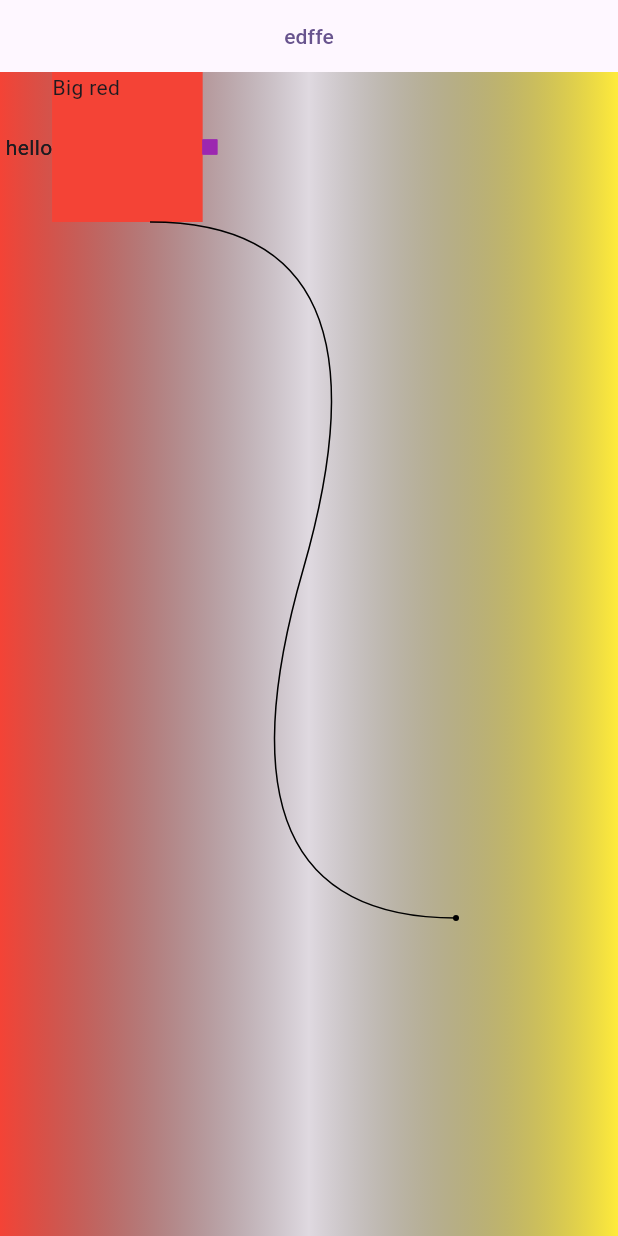
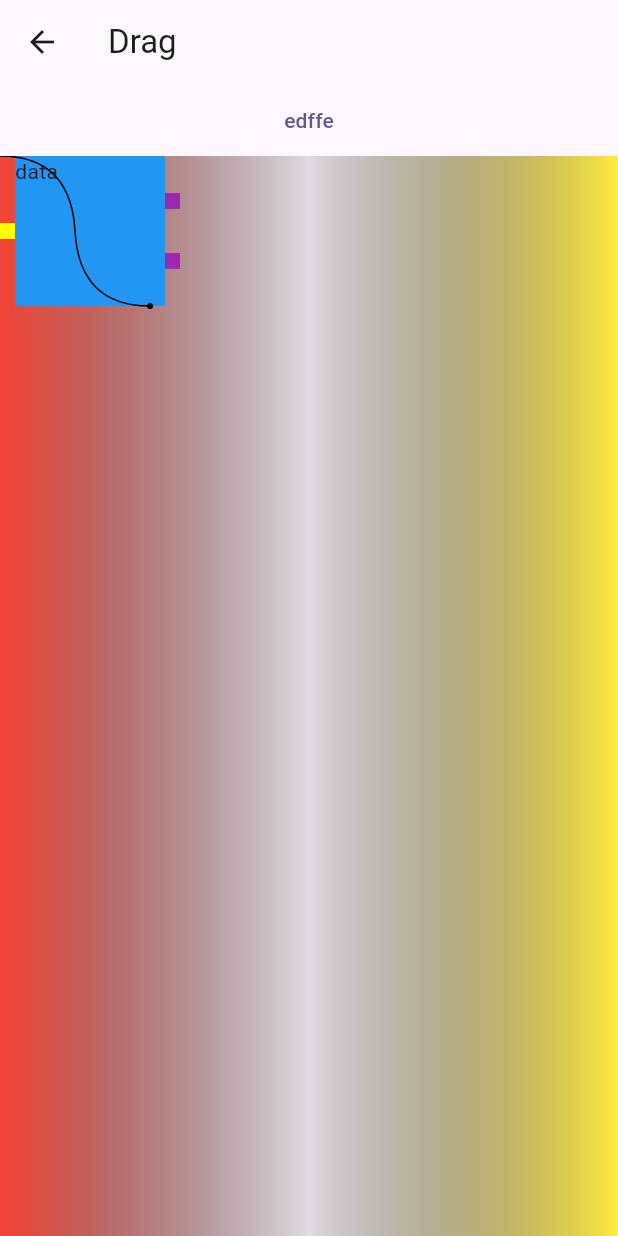
Before and after one commit to Praveen-Pandiyan/Interactive-flow, a Flutter app: the screen it shows after launch, on a phone screen of 412 x 824 dp. Run offline on Flutter 3.47's test engine with Material 3 defaults, Android fonts, the phone set to English and light mode, and no system bars; missing offline and left inert: defer_pointer.

Commit message:
lines added

```diff
--- a/example/lib/chozo_flow/chozo_flow.dart
+++ b/example/lib/chozo_flow/chozo_flow.dart
@@ -1,13 +1,10 @@
-import 'package:example/chozo_flow/connections.dart';
 import 'package:flutter/material.dart';
 import 'package:defer_pointer/defer_pointer.dart';
+import 'package:uuid/uuid.dart';
+
+import 'connections.dart';
 
 final _deferredPointerLink = DeferredPointerHandlerLink();
-
-
-
-
-
 
 class ChozoFlow extends StatefulWidget {
   const ChozoFlow({super.key});
@@ -17,28 +14,38 @@ class ChozoFlow extends StatefulWidget {
 }
 
 class _ChozoFlowState extends State<ChozoFlow> {
-  int _counter = 0;
-  Offset _offGreen = Offset(0, 0);
-  Offset _offRed = Offset(0, 0);
-  AppBar _appBar = AppBar(
-    title: Text('Drag'),
-    leading: BackButton(onPressed: () {}),
-  );
   TransformationController controllerT = TransformationController();
   Matrix4? initialControllerValue;
-  void _incrementCounter() {
-    setState(() {
-      _counter++;
+   GlobalKey key = GlobalKey();
+  // Map<String, Connection> _cooectionList = {
+  //   "ggg": Connection(id: "ggg", start: Offset(100, 100), end: Offset(456, 345))
+  // };
+  Connections _connections = Connections.instance;
+  @override
+  void initState() {
+    _connections.addListener(() {
+      setState(() {});
     });
+     WidgetsBinding.instance.addPostFrameCallback((_) {
+     RenderBox box =
+                  key.currentContext?.findRenderObject() as RenderBox;
+              Offset position =
+                  box.globalToLocal(Offset.zero);
+            _connections.setGlobalOffset(position);
+    });
+
+    super.initState();
   }
 
   @override
   Widget build(BuildContext context) {
     return Scaffold(
+      appBar: AppBar(
+        title: const Text('Drag'),
+        leading: BackButton(onPressed: () {}),
+      ),
       extendBody: true,
-        body: Column(
-          mainAxisSize: MainAxisSize.min,
-          children: [
+      body: Column(mainAxisSize: MainAxisSize.min, children: [
         TextButton(
             onPressed: () {
               print("${controllerT.value.toString()}");
@@ -48,37 +55,73 @@ class _ChozoFlowState extends State<ChozoFlow> {
         Expanded(
           flex: 1,
           child: Container(
-                decoration: BoxDecoration(
+            decoration: const BoxDecoration(
                 gradient: LinearGradient(
                     colors: [Colors.red, Colors.black12, Colors.yellow])),
             child: GestureDetector(
+
+
               behavior: HitTestBehavior.translucent,
               child: DeferredPointerHandler(
                 link: _deferredPointerLink,
                 child: InteractiveViewer(
-                      boundaryMargin: EdgeInsets.all(double.infinity),
-                      minScale: 0.1,
+                  key: key,
+                  boundaryMargin: const EdgeInsets.all(double.infinity),
+
                   transformationController: controllerT,
                   onInteractionStart: (details) {
+
                     initialControllerValue ??= controllerT.value;
                   },
-                      scaleEnabled: false,
-                      maxScale: 5.0,
+                  onInteractionUpdate: (details) {
+                    print(details.scale);
+                     _connections.setGlobalOffset(details.focalPointDelta*(details.scale));
+
+                  },
+
+                  scaleEnabled: true,
+
                   constrained: false,
                   child: Container(
                     color: Colors.transparent,
                     height: 200,
                     width: 200,
-                        child: Expanded(
                     child: Stack(
                       fit: StackFit.expand,
                       clipBehavior: Clip.none,
                       children: [
-                               DragableCom(),
-                              DragableCom(),
-                              DragableCom(),
-                              CustomPaint(painter: ArrowPainter(from: Offset(100, 100), to: Offset(304, 564)),child: Container(),),
-                              // draggable(),
+                        DragableCom(
+                            id: "23423423",
+                            child: Container(
+                                width: 100,
+                                height: 100,
+                                color: Colors.red,
+                                child: Text("data"))),
+                        DragableCom(
+                            id: "23423423",
+                            child: Container(
+                                width: 100,
+                                height: 100,
+                                color: Colors.green,
+                                child: Text("data"))),
+                        DragableCom(
+                            id: "23423423",
+                            child: Container(
+                                width: 100,
+                                height: 100,
+                                color: Colors.black12,
+                                child: Text("data"))),
+                        DragableCom(
+                            id: "scdcd",
+                            child: Container(
+                                width: 100,
+                                height: 100,
+                                color: Colors.blue,
+                                child: Text("data"))),
+                        ..._connections.list.values.map((e) => CustomPaint(
+                              painter: ArrowPainter(from: e.start, to: e.end),
+                              child: Container(),
+                            )),
                       ],
                     ),
                   ),
@@ -87,9 +130,8 @@ class _ChozoFlowState extends State<ChozoFlow> {
             ),
           ),
         ),
-            ),
-          ],
-        ));
+      ]),
+    );
   }
 }
 
@@ -133,62 +175,74 @@ class Indi extends StatelessWidget {
 }
 
 class DragableCom extends StatefulWidget {
-  const DragableCom({super.key});
+  final String id;
+  final Widget child;
+  const DragableCom({super.key, required this.child, required this.id});
 
   @override
   State<DragableCom> createState() => _DragableComState();
 }
 
 class _DragableComState extends State<DragableCom> {
-  Offset _offRed = Offset(0, 0);
+  final Connections _connections = Connections.instance;
+  Offset _localPos = const Offset(0, 0);
+  List<String> inpLinks = [], outLinks = [];
+  String _tempLinkId = const Uuid().v1();
+
   @override
   Widget build(BuildContext context) {
     return Positioned(
-      top: _offRed.dy,
-      left: _offRed.dx,
+      top: _localPos.dy,
+      left: _localPos.dx,
       child: DeferPointer(
         link: _deferredPointerLink,
         paintOnTop: false,
-        child: Row(
-          mainAxisSize: MainAxisSize.min,
-          children: [
-            DragTarget<Connection>(
+        child: Row(mainAxisSize: MainAxisSize.min, children: [
+          DragTarget<String>(
             onAcceptWithDetails: (details) {
-                print(details.data);
+              inpLinks.add(details.data);
             },
             builder: (context, candidateItems, rejectedItems) {
-                return SizedBox(
-                  child: Text(" hello"),
+              return Container(
+                height: 10,
+                width: 10,
+                color: Colors.yellowAccent,
               );
             },
           ),
-            Draggable(
+          GestureDetector(
+            onTap: () {
+                print("""inp :$inpLinks  out: $outLinks
+              ${_connections.list}
+              """);
+              },
+            onPanUpdate: (details) {
+              setState(() {
+                _localPos = _localPos + details.delta;
+              });
+
+              _connections.positionUpdate(details.delta, inpLinks, outLinks);
+            },
+            child: widget.child,
+          ),
+          Column(
+            mainAxisAlignment: MainAxisAlignment.spaceEvenly,
+            mainAxisSize: MainAxisSize.max,
+            children: [
+              Draggable<String>(
+                data: _tempLinkId,
                 rootOverlay: false,
                 onDragUpdate: (details) {
-                print("${details.localPosition.toString()}  ${details.globalPosition.toString()}");
+                  _connections.create(_tempLinkId, details.delta, details.globalPosition);
+                },
+                onDragCompleted: () {
+                  outLinks.add(_tempLinkId);
                  setState(() {
-                  _offRed = _offRed + details.delta;
+                    _tempLinkId = const Uuid().v1();
                  });
                 },
-              feedback: Container(
-                height: 100,
-                width: 100,
-                color: Colors.red,
-              ),
-              child: Container(
-                height: 100,
-                width: 100,
-                color: Colors.red,
-                child: Text("Big red"),
-              ),
-            ),
-
-            Draggable<Connection>(
-              data: Connection(id: "hellonthere from out"),
-              rootOverlay: false,
-              onDragUpdate: (details) {
-                print(details.localPosition.toString());
-
+                onDraggableCanceled: (velocity, offset) {
+                  _connections.list.remove(_tempLinkId);
                 },
                 feedback: Container(
                   height: 10,
@@ -196,19 +250,44 @@ class _DragableComState extends State<DragableCom> {
                   color: Colors.purple,
                 ),
                 child: Container(
+
                   height: 10,
                   width: 10,
                   color: Colors.purple,
                 ),
               ),
+              SizedBox(height: 30,),
+              Draggable<String>(
+                data: _tempLinkId,
+                rootOverlay: false,
+                onDragUpdate: (details) {
+                  _connections.create(_tempLinkId, details.delta, details.globalPosition);
+                },
+                onDragCompleted: () {
+                  outLinks.add(_tempLinkId);
+                 setState(() {
+                    _tempLinkId = const Uuid().v1();
+                 });
+                },
+                onDraggableCanceled: (velocity, offset) {
+                  _connections.list.remove(_tempLinkId);
+                },
+                feedback: Container(
+                  height: 10,
+                  width: 10,
+                  color: Colors.purple,
+                ),
+                child: Container(
+
+                  height: 10,
+                  width: 10,
+                  color: Colors.purple,
+                ),
+              )
             ],
           ),
+        ]),
       ),
     );
   }
 }
-
-class Connection {
-  final String id;
-  const Connection({required this.id});
-}
--- a/example/lib/chozo_flow/connections.dart
+++ b/example/lib/chozo_flow/connections.dart
@@ -1,13 +1,66 @@
-  import 'package:flutter/material.dart';
+import 'package:flutter/material.dart';
 
+class Connections extends ChangeNotifier {
+  Connections._();
+  static final instance = Connections._();
+  Offset globalOffset=Offset.zero;
+  Map<String, Link> list = {
+    "ggg": Link(id: "ggg", start: Offset(0, 0), end: Offset(100, 100))
+  };
+  void setGlobalOffset(Offset _offset){
+    if(globalOffset==Offset.zero && _offset != Offset.zero){
+      globalOffset=_offset;
+    }else{
+      globalOffset -=_offset;
+    }
+  }
+  void create(String id,Offset delta,localPos){
+    print("crete: ${delta} ${localPos}");
+    if(list[id]==null){
+      list.addAll({id:Link(id: id,start: localPos+globalOffset,end: localPos+globalOffset)});
+    }else{
+      positionUpdate(delta, [id],[]);
+    }
+  }
+  void positionUpdate(Offset delta, List<String> inpConId, outConId) {
+    for (var e in inpConId) {
+      if (list[e] != null) {
+        list[e]?.end += delta;
+      } else {
+        // create
+      }
+    }
+    for (var e in outConId) {
+      if (list[e] != null) {
+        list[e]?.start += delta;
+      } else {}
+    }
+    notifyListeners();
+  }
+}
+
+class Link {
+  String id;
+  Offset start, end;
+  Link({
+    required this.id,
+    this.start = Offset.zero,
+    this.end = Offset.zero,
+  });
+  @override
+  String toString() {
+    // TODO: implement toString
+
+    return "${start} ${end}";
+  }
+}
 
 class ArrowPainter extends CustomPainter {
   ///
   ArrowPainter({
     required this.from,
     required this.to,
-  }) ;
-
+  });
 
   ///
   final Offset from;
@@ -21,14 +74,11 @@ class ArrowPainter extends CustomPainter {
   ///
   final List<List<Offset>> lines = [];
 
-
   @override
   void paint(Canvas canvas, Size size) {
     final paint = Paint()..strokeWidth = 1.0;
 
-
-      drawCurve(canvas, paint);
-
+    drawCurve(canvas, paint);
 
     canvas.drawCircle(to, 2, paint);
 
@@ -38,13 +88,11 @@ class ArrowPainter extends CustomPainter {
     canvas.drawPath(path, paint);
   }
 
-
   void drawCurve(Canvas canvas, Paint paint) {
-   // mutable
-   double tension =1.0;
-    Alignment startArrowPosition= Alignment.centerRight;
-    Alignment endArrowPosition= Alignment.centerLeft;
-
+    // mutable
+    double tension = 1.0;
+    Alignment startArrowPosition = Alignment.centerRight;
+    Alignment endArrowPosition = Alignment.centerLeft;
 
     var distance = 0.0;
 
@@ -96,8 +144,10 @@ class ArrowPainter extends CustomPainter {
   }
 
   @override
-  bool shouldRepaint(covariant CustomPainter oldDelegate) {
-    // TODO: implement shouldRepaint
-    throw UnimplementedError();
+  bool shouldRepaint(ArrowPainter oldDelegate) {
+    return true;
   }
-  }
+
+  @override
+  bool? hitTest(Offset position) => false;
+}
--- a/pubspec.yaml
+++ b/pubspec.yaml
@@ -10,6 +10,7 @@ environment:
 dependencies:
   flutter:
     sdk: flutter
+  uuid: ^4.4.0
 
 dev_dependencies:
   flutter_test:
```
Lines whose indentation alone changed are shown as unchanged.
